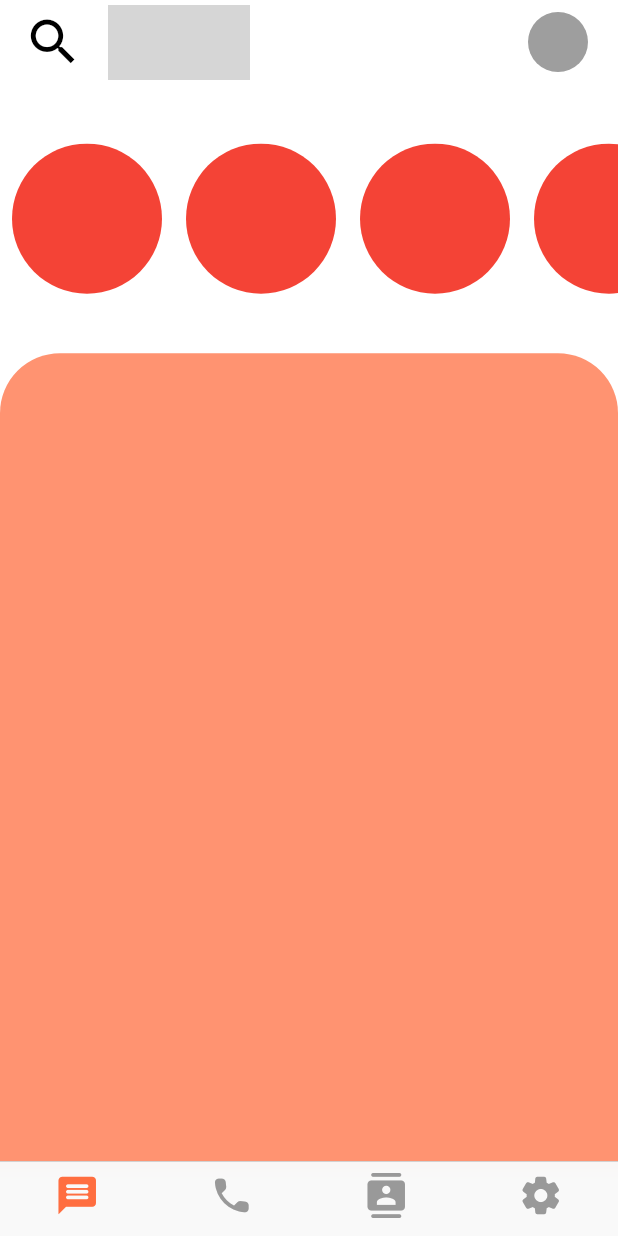
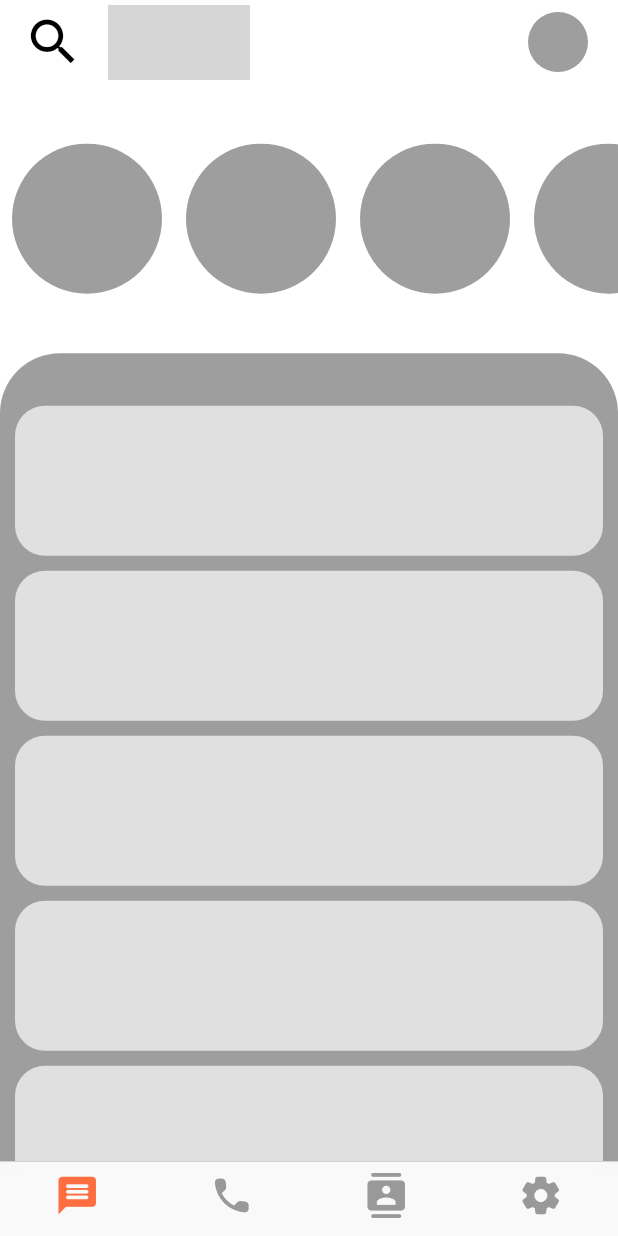
Before and after one commit to PrijeshBikramShahi/guff, a Flutter app: the screen it shows after launch, on a phone screen of 412 x 824 dp. Run offline on Flutter 3.47's test engine with Material 3 defaults, Android fonts, the phone set to English and light mode, and no system bars; grey boxes are pictures that could not be loaded.

Commit message:
homepage layouting

```diff
--- /dev/null
+++ b/lib/components/homepage/message_tile.dart
@@ -0,0 +1,19 @@
+import 'package:flutter/material.dart';
+
+class MessageTile extends StatelessWidget {
+  const MessageTile({super.key});
+
+  @override
+  Widget build(BuildContext context) {
+    return Padding(
+      padding: const EdgeInsets.symmetric(horizontal: 10.0, vertical: 5),
+      child: Container(
+        height: 100,
+        decoration: BoxDecoration(
+          borderRadius: BorderRadius.circular(20),
+          color: Colors.grey.shade300,
+        ),
+      ),
+    );
+  }
+}
--- /dev/null
+++ b/lib/components/homepage/story_container.dart
@@ -0,0 +1,20 @@
+import 'package:flutter/material.dart';
+
+class StoryTile extends StatelessWidget {
+  const StoryTile({super.key});
+
+  @override
+  Widget build(BuildContext context) {
+    return Padding(
+                    padding: const EdgeInsets.symmetric(horizontal: 8.0),
+                    child: Container(
+                      height: 100,
+                      width: 100,
+                      decoration: BoxDecoration(
+                        shape: BoxShape.circle,
+                        color: Colors.grey.shade500,
+                      ),
+                    ),
+                  );
+  }
+}
--- a/lib/components/my_textfield.dart
+++ b/lib/components/shared/my_textfield.dart
@@ -1,13 +1,16 @@
 import 'package:flutter/material.dart';
 
 class MyTextField extends StatelessWidget {
-  const MyTextField({super.key, this.inputDecoration});
-  final inputDecoration;
+  MyTextField(
+      {super.key, required this.inputDecoration, required this.textInputType});
+  final InputDecoration inputDecoration;
+  final TextInputType textInputType;
   @override
   Widget build(BuildContext context) {
     return Padding(
       padding: const EdgeInsets.symmetric(vertical: 10.0, horizontal: 40),
       child: TextFormField(
+        keyboardType: textInputType,
         decoration: inputDecoration,
         style: TextStyle(),
       ),
--- a/lib/screens/authentication/login.dart
+++ b/lib/screens/authentication/login.dart
@@ -1,7 +1,7 @@
 import 'package:flutter/material.dart';
-import 'package:guff_app/components/logo_container.dart';
-import 'package:guff_app/components/my_button.dart';
-import 'package:guff_app/components/my_textfield.dart';
+import 'package:guff_app/components/shared/logo_container.dart';
+import 'package:guff_app/components/shared/my_button.dart';
+import 'package:guff_app/components/shared/my_textfield.dart';
 import 'package:guff_app/style_models/button_styles.dart';
 import 'package:guff_app/style_models/font_styles.dart';
 import 'package:guff_app/style_models/textfield_styles.dart';
@@ -70,15 +70,18 @@ class CenterContainer extends StatelessWidget {
           Wrap(
             children: [
               MyTextField(
+                textInputType: TextInputType.emailAddress,
                 inputDecoration: TextFieldStyles.emailStyle,
               ),
               MyTextField(
+                textInputType: TextInputType.visiblePassword,
                 inputDecoration: TextFieldStyles.passwordStyle,
               ),
             ],
           ),
           Padding(
-            padding: const EdgeInsets.symmetric(vertical: 0.0).copyWith(right: 40,bottom: 15),
+            padding: const EdgeInsets.symmetric(vertical: 0.0)
+                .copyWith(right: 40, bottom: 15),
             child: Row(
               mainAxisAlignment: MainAxisAlignment.end,
               children: [
--- a/lib/screens/authentication/number_auth.dart
+++ b/lib/screens/authentication/number_auth.dart
@@ -1,5 +1,5 @@
 import 'package:flutter/material.dart';
-import 'package:guff_app/components/my_button.dart';
+import 'package:guff_app/components/shared/my_button.dart';
 import 'package:guff_app/style_models/button_styles.dart';
 import 'package:guff_app/style_models/font_styles.dart';
 
--- a/lib/screens/authentication/onboard.dart
+++ b/lib/screens/authentication/onboard.dart
@@ -1,6 +1,6 @@
 import 'package:flutter/material.dart';
-import 'package:guff_app/components/logo_container.dart';
-import 'package:guff_app/components/my_button.dart';
+import 'package:guff_app/components/shared/logo_container.dart';
+import 'package:guff_app/components/shared/my_button.dart';
 import 'package:guff_app/style_models/button_styles.dart';
 import 'package:guff_app/style_models/font_styles.dart';
 
--- a/lib/screens/authentication/signup.dart
+++ b/lib/screens/authentication/signup.dart
@@ -1,7 +1,7 @@
 import 'package:flutter/material.dart';
-import 'package:guff_app/components/logo_container.dart';
-import 'package:guff_app/components/my_button.dart';
-import 'package:guff_app/components/my_textfield.dart';
+import 'package:guff_app/components/shared/logo_container.dart';
+import 'package:guff_app/components/shared/my_button.dart';
+import 'package:guff_app/components/shared/my_textfield.dart';
 import 'package:guff_app/style_models/button_styles.dart';
 import 'package:guff_app/style_models/font_styles.dart';
 import 'package:guff_app/style_models/textfield_styles.dart';
@@ -70,12 +70,15 @@ class CenterContainer extends StatelessWidget {
           Wrap(
             children: [
               MyTextField(
+                textInputType: TextInputType.name,
                 inputDecoration: TextFieldStyles.usernameStyle,
               ),
               MyTextField(
+                textInputType: TextInputType.emailAddress,
                 inputDecoration: TextFieldStyles.emailStyle,
               ),
               MyTextField(
+                textInputType: TextInputType.visiblePassword,
                 inputDecoration: TextFieldStyles.passwordStyle,
               ),
             ],
--- a/lib/screens/homepage_tabs/messages.dart
+++ b/lib/screens/homepage_tabs/messages.dart
@@ -1,4 +1,6 @@
 import 'package:flutter/material.dart';
+import 'package:guff_app/components/homepage/message_tile.dart';
+import 'package:guff_app/components/homepage/story_container.dart';
 
 class MessagesPage extends StatefulWidget {
   const MessagesPage({super.key});
@@ -17,20 +19,11 @@ class _MessagesPageState extends State<MessagesPage> {
             flex: 1,
             child: Container(
               child: ListView.builder(
+                padding: EdgeInsets.zero,
                 scrollDirection: Axis.horizontal,
                 itemCount: 5,
                 itemBuilder: (context, index) {
-                  return Padding(
-                    padding: const EdgeInsets.symmetric(horizontal: 8.0),
-                    child: Container(
-                      height: 100,
-                      width: 100,
-                      decoration: BoxDecoration(
-                        shape: BoxShape.circle,
-                        color: Colors.red,
-                      ),
-                    ),
-                  );
+                  return StoryTile();
                 },
               ),
             ),
@@ -39,10 +32,20 @@ class _MessagesPageState extends State<MessagesPage> {
             flex: 3,
             child: Container(
               decoration: BoxDecoration(
-                color: Colors.deepOrangeAccent.withAlpha(190),
+                color: Colors.grey.shade500,
                 borderRadius: BorderRadius.only(
                   topLeft: Radius.circular(40),
                   topRight: Radius.circular(40),
+                ),
+              ),
+              child: Container(
+                padding: EdgeInsets.only(top: 30),
+                child: ListView.builder(
+                  padding: EdgeInsets.zero,
+                  itemCount: 5,
+                  itemBuilder: (context, index) {
+                    return MessageTile();
+                  },
                 ),
               ),
             ),
```
Also changed, not shown: lib/components/shared/logo_container.dart (renamed from lib/components/logo_container.dart), lib/components/shared/my_button.dart (renamed from lib/components/my_button.dart).
